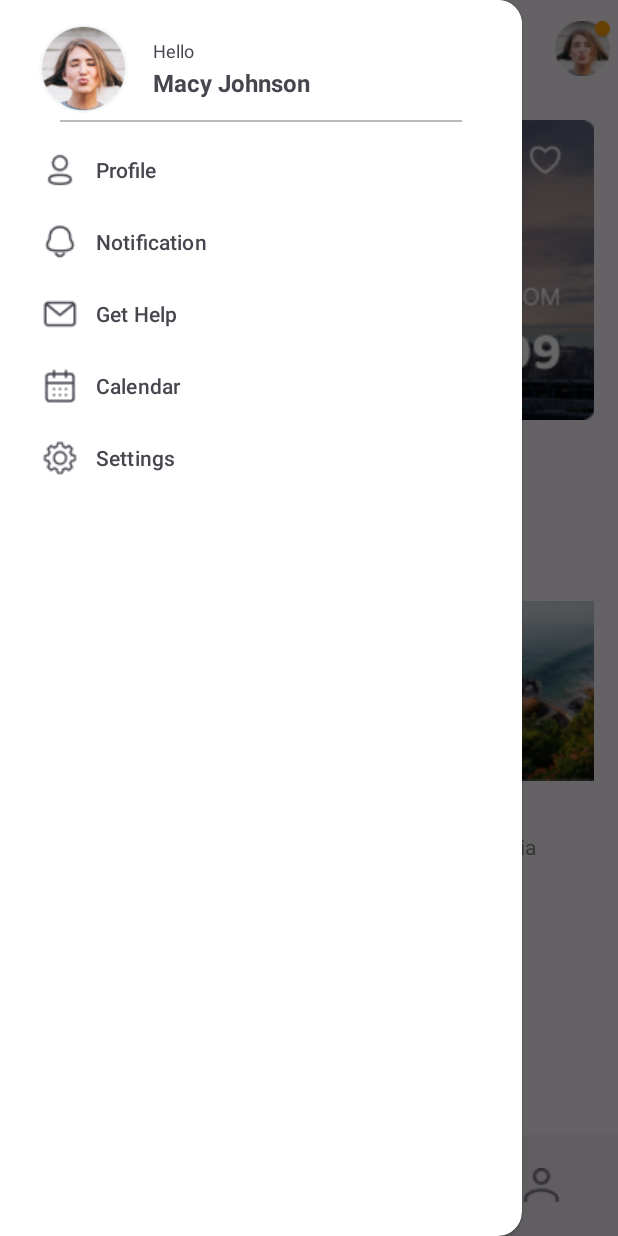
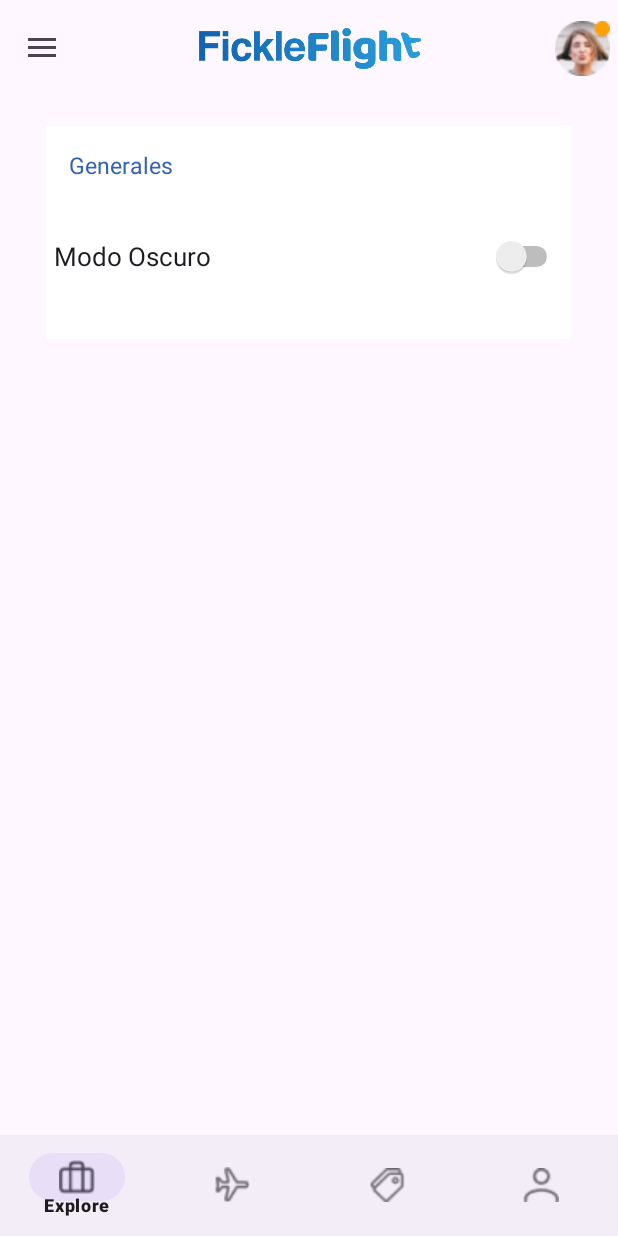
Before and after one commit to Aguscai710/Parcial-TP3, an Android app: the screen it shows after launch (MainActivity), in the side drawer, after a tap on "Settings", on a phone screen of 412 x 824 dp. Run offline under Robolectric (Android 15) with nearby library versions, the phone set to English and light mode, and no system bars; our stand-ins replace navigation-ui.

Commit message:
Solucione crash del drawer y agregue layout settings (falta funcionalidad switch)

```diff
--- a/app/src/main/java/com/example/parcial/ui/main/MainActivity.kt
+++ b/app/src/main/java/com/example/parcial/ui/main/MainActivity.kt
@@ -1,12 +1,17 @@
 package com.example.parcial.ui.main
 
+import android.content.Context
+import android.content.SharedPreferences
 import android.os.Bundle
+import android.widget.Switch
 import androidx.appcompat.app.ActionBarDrawerToggle
 import androidx.appcompat.app.AppCompatActivity
+import androidx.appcompat.app.AppCompatDelegate
 import androidx.appcompat.widget.Toolbar
 import androidx.core.view.GravityCompat
 import androidx.drawerlayout.widget.DrawerLayout
 import androidx.fragment.app.Fragment
+import androidx.fragment.app.FragmentManager
 import androidx.navigation.fragment.NavHostFragment
 import androidx.navigation.ui.AppBarConfiguration
 import androidx.navigation.ui.NavigationUI
@@ -17,6 +22,7 @@ import com.example.parcial.ui.explore.ExploreFragment
 import com.example.parcial.ui.offers.OffersFragment
 import com.example.parcial.ui.profile.ProfileFragment
 import com.example.parcial.ui.search.SearchFragment
+import com.example.parcial.ui.settings.SettingsFragment
 import com.example.parcial.ui.splash.SplashFragment
 import com.google.android.material.bottomnavigation.BottomNavigationView
 import com.google.android.material.navigation.NavigationView
@@ -34,6 +40,7 @@ class MainActivity : AppCompatActivity() {
 
     override fun onCreate(savedInstanceState: Bundle?) {
         super.onCreate(savedInstanceState)
+
 
         binding = ActivityMainBinding.inflate(layoutInflater)
         setContentView(binding.root)
@@ -71,28 +78,51 @@ class MainActivity : AppCompatActivity() {
 
         }
 
+
+
         drawerLayout = binding.drawerLayout
         navigationView = binding.navView
+        toolbar = binding.toolbar
+
+        setSupportActionBar(toolbar)
         navHostFragment = supportFragmentManager.findFragmentById(R.id.nav_host) as NavHostFragment
-        toolbar = binding.toolbar
-        setSupportActionBar(toolbar)
         supportActionBar?.setDisplayShowTitleEnabled(false)
+        val navController = navHostFragment.navController
+        NavigationUI.setupActionBarWithNavController(this,navController,drawerLayout)
+        NavigationUI.setupWithNavController(navigationView ,navController)
+
+        navigationView.setNavigationItemSelectedListener { menuItem ->
+            when (menuItem.itemId) {
+                R.id.profileFragment -> {
+                    replaceFragment(ProfileFragment())
+                    drawerLayout.closeDrawers()
+                    true
+                }
+                R.id.settingsFragment -> {
+                    replaceFragment(SettingsFragment())
+                    drawerLayout.closeDrawers()
+                    true
+                }
+                else -> false
+            }
+        }
+
 
         setupDrawerLayout()
 
     }
     private fun setupDrawerLayout(){
-        val navController = navHostFragment.navController
-        navigationView.setupWithNavController(navController)
         drawerToggle = ActionBarDrawerToggle(this, drawerLayout, binding.toolbar, R.string.open, R.string.close)
         drawerLayout.addDrawerListener(drawerToggle)
         drawerToggle.syncState()
-        NavigationUI.setupActionBarWithNavController(this,navController,drawerLayout)
     }
     private fun replaceFragment(fragment: Fragment) {
         supportFragmentManager.beginTransaction()
             .replace(R.id.nav_host, fragment)
             .commit()
     }
-
+    override fun onSupportNavigateUp(): Boolean {
+        val navHostFragment = supportFragmentManager.findFragmentById(R.id.nav_host) as NavHostFragment
+        return NavigationUI.navigateUp(navHostFragment.navController, drawerLayout) || super.onSupportNavigateUp()
+    }
 }
--- a/app/src/main/java/com/example/parcial/ui/search/SearchFragment.kt
+++ b/app/src/main/java/com/example/parcial/ui/search/SearchFragment.kt
@@ -13,7 +13,7 @@ import androidx.fragment.app.viewModels
 import androidx.lifecycle.lifecycleScope
 import androidx.navigation.findNavController
 import com.example.parcial.R
-import com.example.parcial.data.remote.RepositoryImpl
+
 import com.example.parcial.databinding.FragmentSearchBinding
 import com.example.parcial.ui.results.ResultsFragment
 import kotlinx.coroutines.launch
--- a/app/src/main/java/com/example/parcial/ui/settings/SettingsFragment.kt
+++ b/app/src/main/java/com/example/parcial/ui/settings/SettingsFragment.kt
@@ -1,14 +1,19 @@
 package com.example.parcial.ui.settings
 
+import android.content.Context
+import android.content.SharedPreferences
 import androidx.fragment.app.viewModels
 import android.os.Bundle
 import androidx.fragment.app.Fragment
 import android.view.LayoutInflater
 import android.view.View
 import android.view.ViewGroup
+import android.widget.Switch
+import androidx.appcompat.app.AppCompatDelegate
 import com.example.parcial.R
 
 class SettingsFragment : Fragment() {
+
 
     companion object {
         fun newInstance() = SettingsFragment()
--- a/app/src/main/res/layout/fragment_offers.xml
+++ b/app/src/main/res/layout/fragment_offers.xml
@@ -12,6 +12,7 @@
         android:layout_centerHorizontal="true">
 
         <LinearLayout
+            android:layout_margin="5dp"
             android:layout_width="match_parent"
             android:layout_height="match_parent"
             android:orientation="vertical">
@@ -20,6 +21,7 @@
                 android:id="@+id/favorite_button1"
                 android:layout_width="36dp"
                 android:layout_height="31dp"
+                android:background="@color/white"
                 android:layout_gravity="end"
                 android:src="@drawable/baseline_favorite_border_24" />
 
@@ -61,12 +63,14 @@
         <LinearLayout
             android:layout_width="match_parent"
             android:layout_height="match_parent"
+            android:layout_margin="5dp"
             android:orientation="vertical" >
 
             <ImageButton
                 android:id="@+id/favorite_button2"
                 android:layout_width="36dp"
                 android:layout_height="31dp"
+                android:background="@color/white"
                 android:layout_gravity="end"
                 android:src="@drawable/baseline_favorite_24" />
 
--- a/app/src/main/res/layout/fragment_results.xml
+++ b/app/src/main/res/layout/fragment_results.xml
@@ -33,7 +33,7 @@
         android:id="@+id/resultsHeader"
         android:layout_width="match_parent"
         android:layout_height="match_parent"
-        android:src="@drawable/results_header"
+        android:src="@drawable/palawan"
         android:contentDescription="@string/list_header_res"
         app:layout_constraintTop_toBottomOf="@id/toolbarSearch"
         />
--- a/app/src/main/res/layout/fragment_settings.xml
+++ b/app/src/main/res/layout/fragment_settings.xml
@@ -1,13 +1,46 @@
-<?xml version="1.0" encoding="utf-8"?>
-<FrameLayout xmlns:android="http://schemas.android.com/apk/res/android"
+<RelativeLayout xmlns:android="http://schemas.android.com/apk/res/android"
     xmlns:tools="http://schemas.android.com/tools"
     android:layout_width="match_parent"
     android:layout_height="match_parent"
-    tools:context=".ui.settings.SettingsFragment">
+    tools:context=".ui.offers.OffersFragment">
 
-    <TextView
-        android:layout_width="match_parent"
-        android:layout_height="match_parent"
-        android:text="Hello" />
+    <FrameLayout
+        android:id="@+id/containerSettings"
+        android:background="@color/white"
+        android:layout_marginTop="20dp"
+        android:layout_width="350dp"
+        android:layout_height="142dp"
+        android:layout_centerHorizontal="true">
 
-</FrameLayout>
+        <LinearLayout
+            android:layout_margin="5dp"
+            android:layout_width="match_parent"
+            android:layout_height="match_parent"
+            android:orientation="vertical">
+
+            <TextView
+                android:layout_width="wrap_content"
+                android:layout_height="wrap_content"
+                android:text="Generales"
+                android:textSize="15dp"
+                android:textColor="@color/blue"
+                android:layout_marginLeft="10dp"
+                android:layout_marginTop="10dp"/>
+            <LinearLayout
+                android:layout_width="match_parent"
+                android:layout_height="match_parent"
+                android:orientation="horizontal" >
+
+                <Switch
+                    android:id="@+id/switchDarkMode"
+                    android:layout_width="match_parent"
+                    android:layout_height="match_parent"
+                    android:text="Modo Oscuro"
+                    android:textSize="17dp"/>
+
+            </LinearLayout>
+        </LinearLayout>
+
+    </FrameLayout>
+
+</RelativeLayout>
--- a/app/src/main/res/menu/nav_menu.xml
+++ b/app/src/main/res/menu/nav_menu.xml
@@ -19,5 +19,6 @@
     <item
         android:id="@+id/settingsFragment"
         android:icon="@drawable/navmenusettings"
-        android:title="Settings" />
+        android:title="Settings"
+        />
 </menu>
--- a/app/src/main/res/navigation/main_graph.xml
+++ b/app/src/main/res/navigation/main_graph.xml
@@ -5,52 +5,48 @@
     android:id="@+id/main_graph"
     app:startDestination="@id/splashFragment">
 
+
+    <fragment
+        android:id="@+id/exploreFragment"
+        android:name="com.example.parcial.ui.explore.ExploreFragment"
+        android:label="fragment_explore"
+        tools:layout="@layout/fragment_explore" />
+    <fragment
+        android:id="@+id/offersFragment"
+        android:name="com.example.parcial.ui.offers.OffersFragment"
+        android:label="fragment_offers"
+        tools:layout="@layout/fragment_offers" />
     <fragment
         android:id="@+id/profileFragment"
         android:name="com.example.parcial.ui.profile.ProfileFragment"
         android:label="fragment_profile"
         tools:layout="@layout/fragment_profile" />
     <fragment
+        android:id="@+id/resultsFragment"
+        android:name="com.example.parcial.ui.results.ResultsFragment"
+        android:label="fragment_results"
+        tools:layout="@layout/fragment_results" />
+    <fragment
         android:id="@+id/searchFragment"
         android:name="com.example.parcial.ui.search.SearchFragment"
         android:label="fragment_search"
-        tools:layout="@layout/fragment_search">
+        tools:layout="@layout/fragment_search" >
         <action
             android:id="@+id/action_searchFragment_to_resultsFragment"
             app:destination="@id/resultsFragment" />
     </fragment>
-    <fragment
-        android:id="@+id/offersFragment"
-        android:name="com.example.parcial.ui.offers.OffersFragment"
-        android:label="fragment_offers"
-        tools:layout="@layout/fragment_offers" />
-    <fragment
-        android:id="@+id/exploreFragment2"
-        android:name="com.example.parcial.ui.explore.ExploreFragment"
-        android:label="fragment_explore"
-        tools:layout="@layout/fragment_explore" />
-    <activity
-        android:id="@+id/mainActivity"
-        android:name="com.example.parcial.ui.main.MainActivity"
-        android:label="MainActivity" />
-    <fragment
-        android:id="@+id/splashFragment"
-        android:name="com.example.parcial.ui.splash.SplashFragment"
-        android:label="fragment_splash"
-        tools:layout="@layout/fragment_splash" />
     <fragment
         android:id="@+id/settingsFragment"
         android:name="com.example.parcial.ui.settings.SettingsFragment"
         android:label="fragment_settings"
         tools:layout="@layout/fragment_settings" />
     <fragment
-        android:id="@+id/itemResultsFragment"
-        android:name="com.example.parcial.ui.detail.ItemResultsFragment"
-        android:label="fragment_item_results"
-        tools:layout="@layout/fragment_item_results" />
-    <fragment
-        android:id="@+id/resultsFragment"
-        android:name="com.example.parcial.ui.results.ResultsFragment"
-        android:label="fragment_results"
-        tools:layout="@layout/fragment_results" />
+        android:id="@+id/splashFragment"
+        android:name="com.example.parcial.ui.splash.SplashFragment"
+        android:label="fragment_splash"
+        tools:layout="@layout/fragment_splash" />
+    <activity
+        android:id="@+id/mainActivity"
+        android:name="com.example.parcial.ui.main.MainActivity"
+        android:label="MainActivity" />
 </navigation>
```
